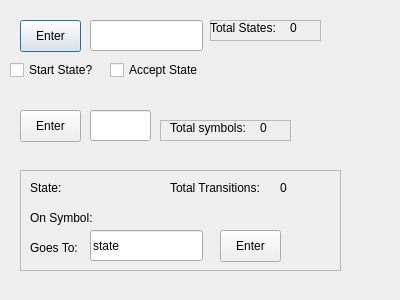
Before: the Qt Designer form FiniteStateMachinesApp/dfadialog.ui in noah2734/FiniteStateMachines, drawn with Qt 5.
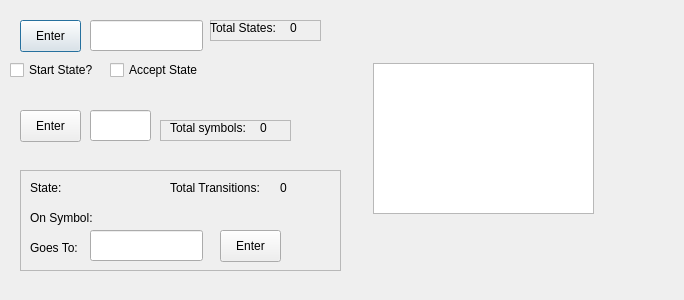
After: the same form once the commit is applied.

Patch:
```diff
--- a/FiniteStateMachinesApp/dfadialog.ui
+++ b/FiniteStateMachinesApp/dfadialog.ui
@@ -6,7 +6,7 @@
    <rect>
     <x>0</x>
     <y>0</y>
-    <width>400</width>
+    <width>684</width>
     <height>300</height>
    </rect>
   </property>
@@ -265,7 +265,7 @@
      </rect>
     </property>
     <property name="text">
-     <string>state</string>
+     <string/>
     </property>
    </widget>
    <widget class="QPushButton" name="EnterTransBtn">
@@ -326,6 +326,29 @@
     <string/>
    </property>
   </widget>
+  <widget class="QLabel" name="transErrorLbl">
+   <property name="geometry">
+    <rect>
+     <x>27</x>
+     <y>270</y>
+     <width>331</width>
+     <height>20</height>
+    </rect>
+   </property>
+   <property name="text">
+    <string/>
+   </property>
+  </widget>
+  <widget class="QTextEdit" name="textEdit">
+   <property name="geometry">
+    <rect>
+     <x>373</x>
+     <y>63</y>
+     <width>221</width>
+     <height>151</height>
+    </rect>
+   </property>
+  </widget>
  </widget>
  <resources/>
  <connections/>
```
